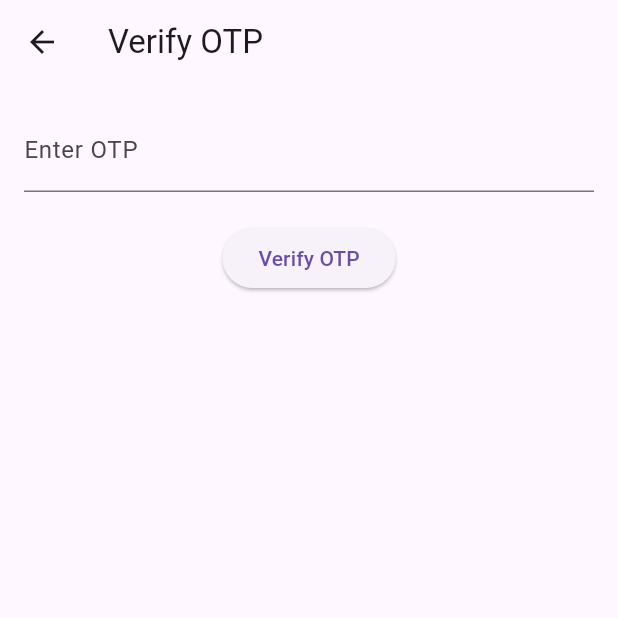
After one commit to Palash-Chandra-Roy/Supabase_project, a Flutter app: the PhoneOtp screen opened by its route, on a phone screen of 412 x 824 dp, the top half of it. The commit adds this screen. Run offline on Flutter 3.47's test engine with Material 3 defaults, Android fonts, the phone set to English and light mode, and no system bars; our stand-ins replace get, supabase_flutter; accounts and stored records are empty; network calls fail.

Commit message:
Phone Otp

```diff
--- /dev/null
+++ b/lib/Screen/phone_otp.dart
@@ -0,0 +1,37 @@
+import 'package:flutter/material.dart';
+import 'package:get/get.dart';
+import 'package:supabase_frist_project/controller/auth_controller.dart';
+
+class PhoneOtp extends StatelessWidget {
+  final controller = Get.find<AuthController>();
+
+  @override
+  Widget build(BuildContext context) {
+    return Scaffold(
+      appBar: AppBar(title: const Text('Verify OTP')),
+      body: Padding(
+        padding: const EdgeInsets.all(16.0),
+        child: Column(
+          children: [
+            TextField(
+              controller: controller.otpController,
+              decoration: const InputDecoration(labelText: 'Enter OTP'),
+              keyboardType: TextInputType.number,
+            ),
+            const SizedBox(height: 20),
+            Obx(
+              () => ElevatedButton(
+                onPressed:
+                    controller.isVerifying.value ? null : controller.verifyOtp,
+                child:
+                    controller.isVerifying.value
+                        ? const CircularProgressIndicator()
+                        : const Text('Verify OTP'),
+              ),
+            ),
+          ],
+        ),
+      ),
+    );
+  }
+}
--- a/lib/main.dart
+++ b/lib/main.dart
@@ -2,6 +2,8 @@ import 'package:flutter/material.dart';
 import 'package:get/get.dart';
 import 'package:supabase_flutter/supabase_flutter.dart';
 import 'package:supabase_frist_project/Screen/login_form.dart';
+import 'package:supabase_frist_project/Screen/phone_login.dart';
+import 'package:supabase_frist_project/Screen/phone_otp.dart';
 import 'package:supabase_frist_project/Screen/profile.dart';
 import 'package:supabase_frist_project/Screen/signup_screen.dart';
 import 'package:supabase_frist_project/controller/auth_controller.dart';
@@ -26,6 +28,8 @@ void main() async {
         GetPage(name: '/login', page: () => LoginScreen()),
         GetPage(name: '/signup', page: () => SignupScreen()),
         GetPage(name: '/profile', page: () => ProfileScreen()),
+        GetPage(name: '/phonelogin', page: () => PhoneLoginScreen()),
+        GetPage(name: '/phone', page: () => PhoneOtp()),
       ],
     ),
   );
```
Also changed, not shown: lib/Controller/auth_controller.dart (+65 -0 lines), lib/Screen/phone_login.dart (added, +39 -0 lines), lib/Screen/profile.dart (+0 -49 lines).
